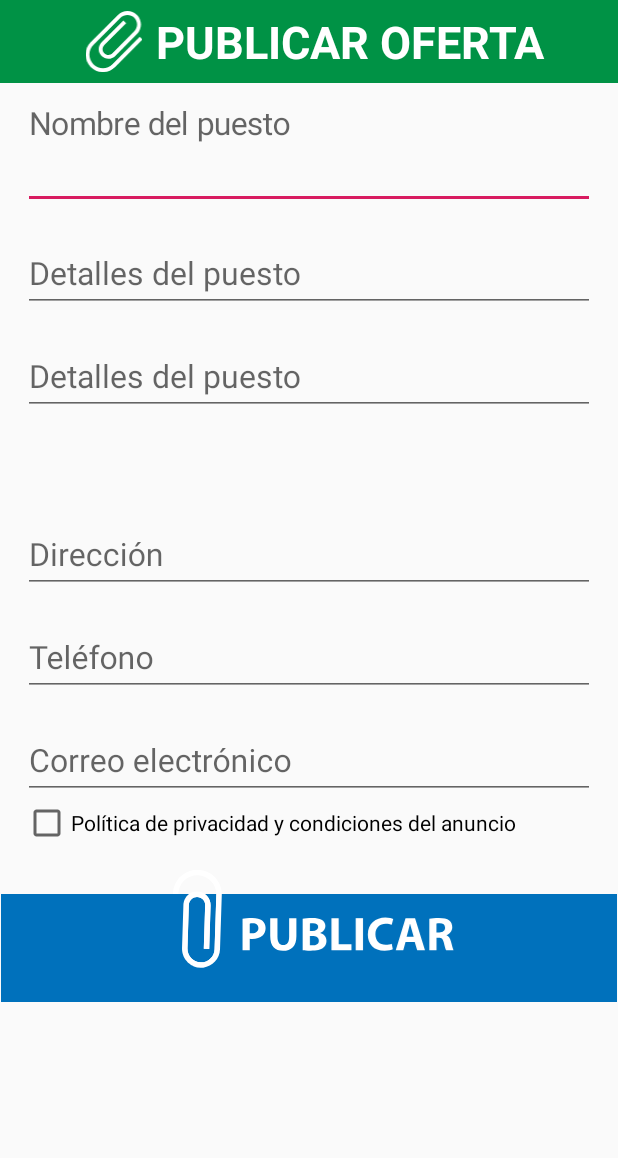
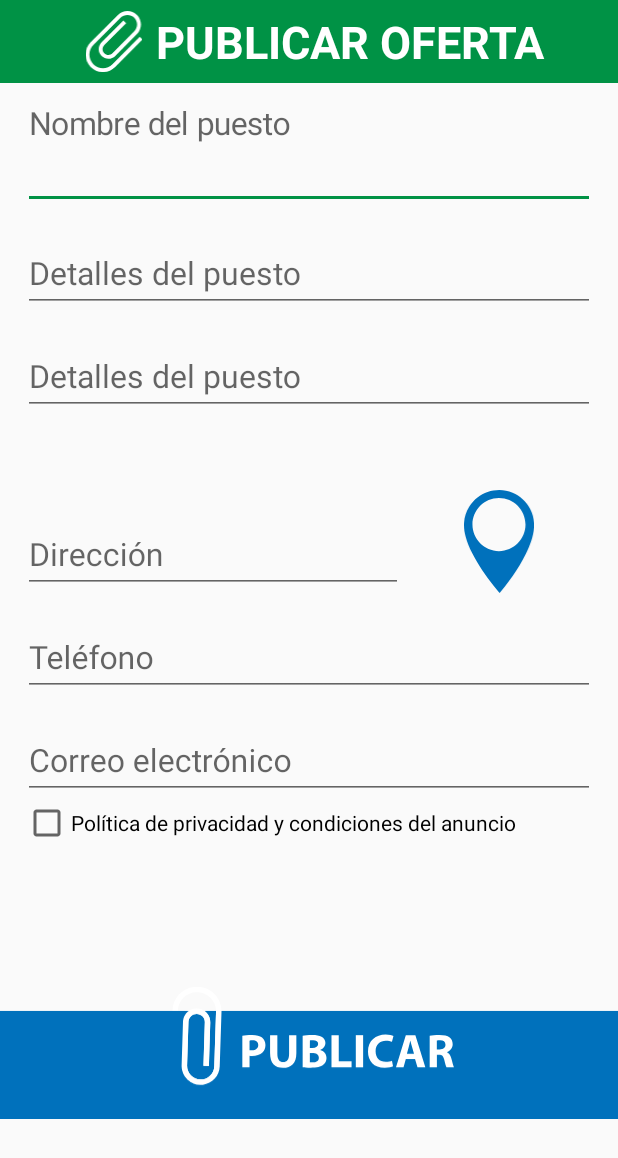
Before and after one commit to luffyandroid/trabajomapa, an Android app: the CAPublicarOfertaActivity screen opened directly, with no data from a screen before it, on a phone screen of 412 x 824 dp. Shown: the top 1158 px of the screen. Run offline under Robolectric (Android 15) with nearby library versions, the phone set to English and light mode, and no system bars.

```diff
--- a/app/src/main/AndroidManifest.xml
+++ b/app/src/main/AndroidManifest.xml
@@ -1,6 +1,11 @@
 <?xml version="1.0" encoding="utf-8"?>
 <manifest xmlns:android="http://schemas.android.com/apk/res/android"
     package="com.example.fl.trabajomapa">
+
+    <uses-permission android:name="android.permission.ACCESS_NETWORK_STATE" />
+    <uses-permission android:name="android.permission.ACCESS_FINE_LOCATION" />
+    <uses-permission android:name="android.permission.ACCESS_COARSE_LOCATION" />
+    <uses-permission android:name="android.permission.INTERNET" />
 
     <application
         android:allowBackup="true"
--- a/app/src/main/res/layout/activity_capublicar_oferta.xml
+++ b/app/src/main/res/layout/activity_capublicar_oferta.xml
@@ -116,7 +116,7 @@
                     //EditText DIRECCION NEGOCIO:
 
                     <android.support.design.widget.TextInputLayout
-                        android:layout_width="match_parent"
+                        android:layout_width="wrap_content"
                         android:layout_height="wrap_content"
                         android:hint="Dirección"
                         app:hintTextAppearance="@style/etflotante">
@@ -124,7 +124,7 @@
                         <android.support.design.widget.TextInputEditText
                             android:id="@+id/etdireccionnegocioCA"
                             style="@style/etnormal"
-                            android:layout_width="match_parent"
+                            android:layout_width="wrap_content"
                             android:layout_height="wrap_content"
                             android:layout_weight="0.15"
                             android:ems="10"
@@ -132,17 +132,23 @@
 
                     </android.support.design.widget.TextInputLayout>
 
+                    <TextView
+                        android:id="@+id/tvocultoCA"
+                        style="@style/txtingresar"
+                        android:layout_width="match_parent"
+                        android:layout_height="wrap_content"
+                        android:text=""
+                        android:visibility="gone"/>
 
                     //EditText GEO NEGOCIO:
 
                     <ImageView
                         android:id="@+id/imggeonegocioCA"
-                        android:layout_width="wrap_content"
+                        android:layout_width="29dp"
                         android:layout_height="match_parent"
                         android:layout_weight="0.85"
-                        android:adjustViewBounds="true"
-                        android:cropToPadding="true"
-                        app:srcCompat="@drawable/icono_localizacion_c" />
+                        app:srcCompat="@drawable/icono_localizacion_c"
+                        android:onClick="obtenerdireccion"/>
 
 
                 </LinearLayout>
@@ -206,10 +212,8 @@
     <ImageView
         android:id="@+id/imgpublicarCA"
         android:layout_width="match_parent"
-        android:layout_height="wrap_content"
+        android:layout_height="match_parent"
         android:layout_gravity="bottom"
-        android:adjustViewBounds="true"
-        android:cropToPadding="true"
         android:onClick="publicaroferta"
         app:srcCompat="@drawable/boton_publicar_c_selector" />
 
--- a/app/src/main/res/values/styles.xml
+++ b/app/src/main/res/values/styles.xml
@@ -5,7 +5,7 @@
         <!-- Customize your theme here. -->
         <item name="colorPrimary">@color/colorPrimary</item>
         <item name="colorPrimaryDark">@color/colorPrimaryDark</item>
-        <item name="colorAccent">@color/colorAccent</item>
+        <item name="colorAccent">@color/verde</item>
     </style>
 
     <!-- BASE FONDO CABECERA -->
```
Also changed, not shown: app/src/main/java/com/example/fl/trabajomapa/CAPublicarOfertaActivity.java (+121 -0 lines).
